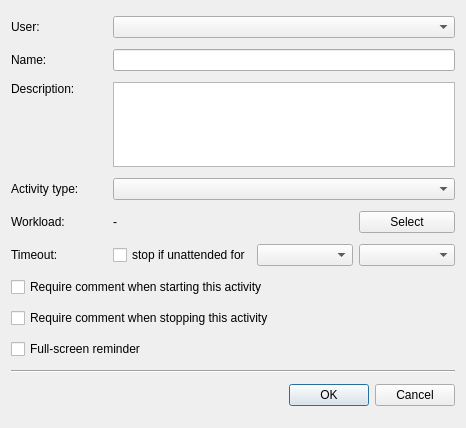
Before: the Qt Designer form Src.QT/tt3-gui/CreatePrivateActivityDialog.ui in akapustiatyahoocouk/TimeTracker3, drawn with Qt 5.
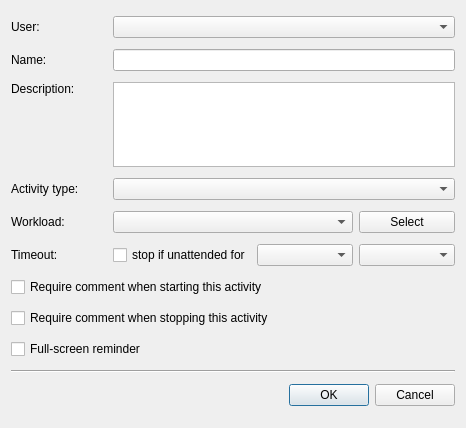
After: the same form once the commit is applied. Icons and pictures are not drawn.

```diff
--- a/Src.QT/tt3-gui/CreatePrivateActivityDialog.ui
+++ b/Src.QT/tt3-gui/CreatePrivateActivityDialog.ui
@@ -84,16 +84,6 @@
      </property>
     </widget>
    </item>
-   <item row="4" column="1" colspan="2">
-    <widget class="QLabel" name="workloadValueLabel">
-     <property name="text">
-      <string>-</string>
-     </property>
-     <property name="wordWrap">
-      <bool>true</bool>
-     </property>
-    </widget>
-   </item>
    <item row="4" column="3">
     <widget class="QPushButton" name="selectWorkloadPushButton">
      <property name="text">
@@ -163,6 +153,9 @@
      </property>
     </widget>
    </item>
+   <item row="4" column="1" colspan="2">
+    <widget class="QComboBox" name="workloadComboBox"/>
+   </item>
   </layout>
  </widget>
  <tabstops>
```
Left out of the diff: 1 changed line with no effect on the pictures.
